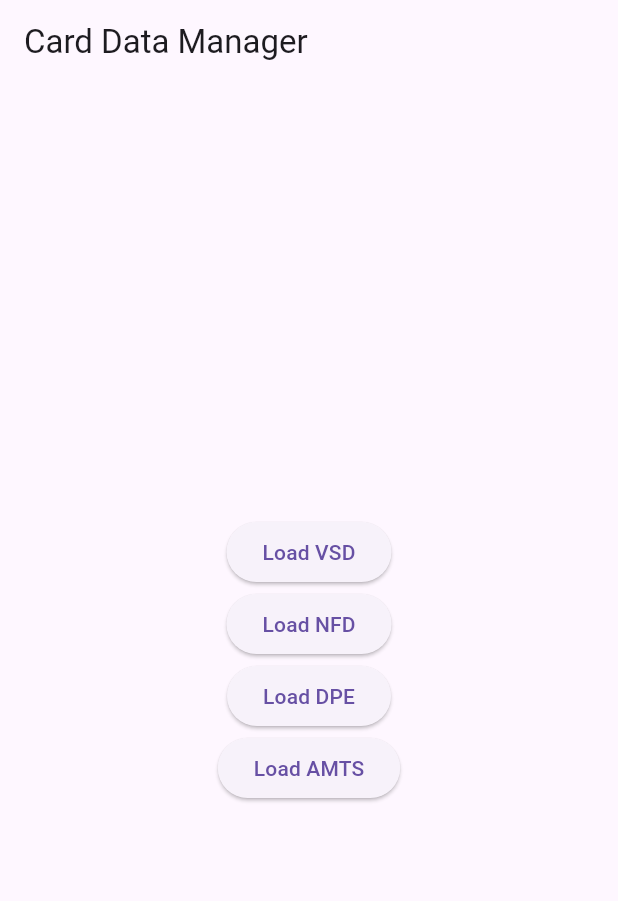
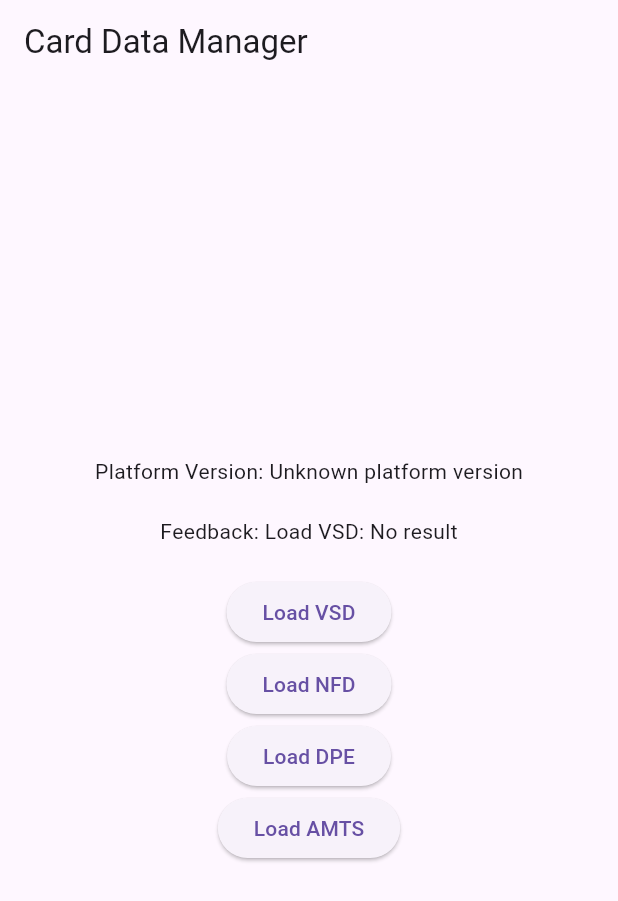
Before and after one commit to Cocotus/orgacare_reader_sdk, a Flutter app: the screen it shows after launch, after a tap on "Load VSD", on a phone screen of 412 x 824 dp. Shown: the top 901 px of the screen. Run offline on Flutter 3.47's test engine with Material 3 defaults, Android fonts, the phone set to English and light mode, and no system bars; our stand-ins replace plugin_platform_interface.

```diff
--- a/example/lib/main.dart
+++ b/example/lib/main.dart
@@ -1,7 +1,6 @@
 import 'package:flutter/material.dart';
 import 'package:flutter/services.dart';
 import 'package:orgacare_reader_sdk/orgacare_reader_sdk.dart';
-
 
 void main() {
   runApp(const MyApp());
@@ -16,6 +15,7 @@ class MyApp extends StatefulWidget {
 
 class _MyAppState extends State<MyApp> {
   String _platformVersion = 'Unknown';
+  String _feedback = 'No feedback yet';
   final _orgacareDemoPlugin = OrgacareReaderSdk();
 
   @override
@@ -46,40 +46,60 @@ class _MyAppState extends State<MyApp> {
     });
   }
 
+  // Method to handle feedback updates
+  Future<void> _updateFeedback(String methodName, Future<String> Function() method) async {
+    try {
+      final result = await method();
+      setState(() {
+        _feedback = '$methodName: $result';
+      });
+    } catch (e) {
+      setState(() {
+        _feedback = '$methodName failed: $e';
+      });
+    }
+  }
+
   @override
   Widget build(BuildContext context) {
     return MaterialApp(
       home: Scaffold(
         appBar: AppBar(
-          title: Text('Card Data Manager'),
+          title: const Text('Card Data Manager'),
         ),
         body: Center(
           child: Column(
             mainAxisAlignment: MainAxisAlignment.center,
             children: <Widget>[
+              Text('Platform Version: $_platformVersion\n'),
+              Text('Feedback: $_feedback\n'),
               ElevatedButton(
-                onPressed: () async {
-                  await _orgacareDemoPlugin.loadVSD();
-                },
-                child: Text('Load VSD'),
+                onPressed: () => _updateFeedback('Load VSD', () async {
+                  final result = await _orgacareDemoPlugin.loadVSD();
+                  return result ?? 'No result';
+                }),
+                child: const Text('Load VSD'),
               ),
               ElevatedButton(
-                onPressed: () async {
-                  await _orgacareDemoPlugin.loadNFD();
-                },
-                child: Text('Load NFD'),
+                onPressed: () => _updateFeedback('Load NFD', () async {
+                  final result = await _orgacareDemoPlugin.loadNFD();
+                  return result ?? 'No result';
+                }),
+                child: const Text('Load NFD'),
               ),
               ElevatedButton(
-                onPressed: () async {
-                  await _orgacareDemoPlugin.loadDPE();
-                },
-                child: Text('Load DPE'),
+                onPressed: () => _updateFeedback('Load DPE', () async {
+                  final result = await _orgacareDemoPlugin.loadDPE();
+                  return result ?? 'No result';
+                }),
+                child: const Text('Load DPE'),
               ),
               ElevatedButton(
-                onPressed: () async {
-                  await _orgacareDemoPlugin.loadAMTS();
-                },
-                child: Text('Load AMTS'),
+                onPressed: () => _updateFeedback('Load AMTS', () async {
+                  final result = await _orgacareDemoPlugin.loadAMTS();
+                  return result ?? 'No result';
+                }),
+                child: const Text('Load AMTS'),
               ),
             ],
           ),
```
Also changed, not shown: 1 other file.
